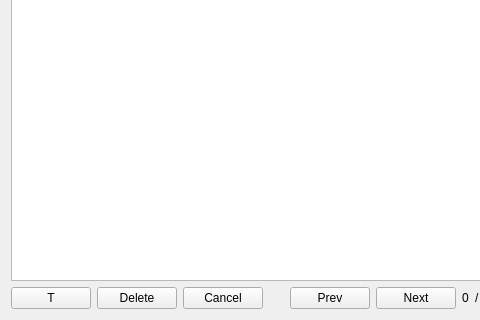
First picture: the form in ui/LobbyistWindow.ui, repository dmzdev/stance, before the edit; both pictures show x 0 to 480 and y 344 to 664 of the 610 by 664 pixel window.
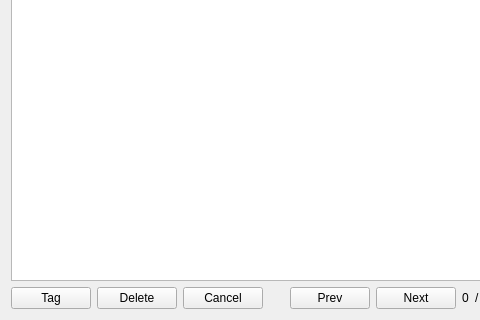
Second picture: the form after the edit.

Patch:
```diff
--- a/ui/LobbyistWindow.ui
+++ b/ui/LobbyistWindow.ui
@@ -156,7 +156,7 @@
        <item>
         <widget class="QPushButton" name="tagButton">
          <property name="text">
-          <string>T</string>
+          <string>Tag</string>
          </property>
         </widget>
        </item>
```
